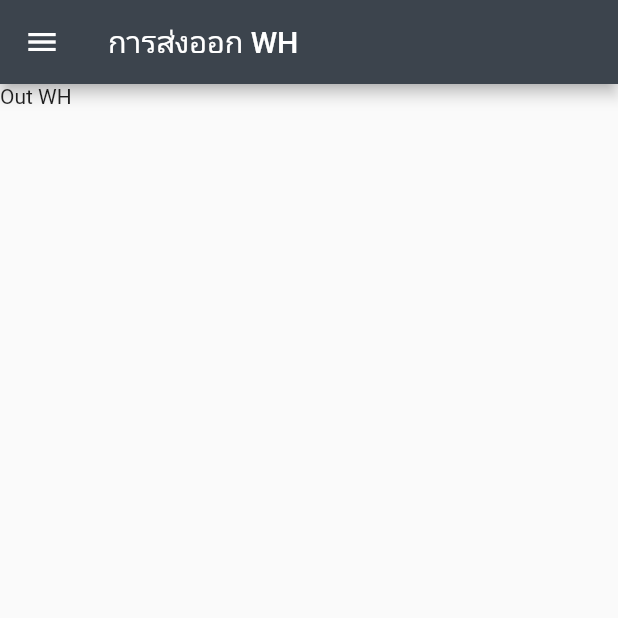
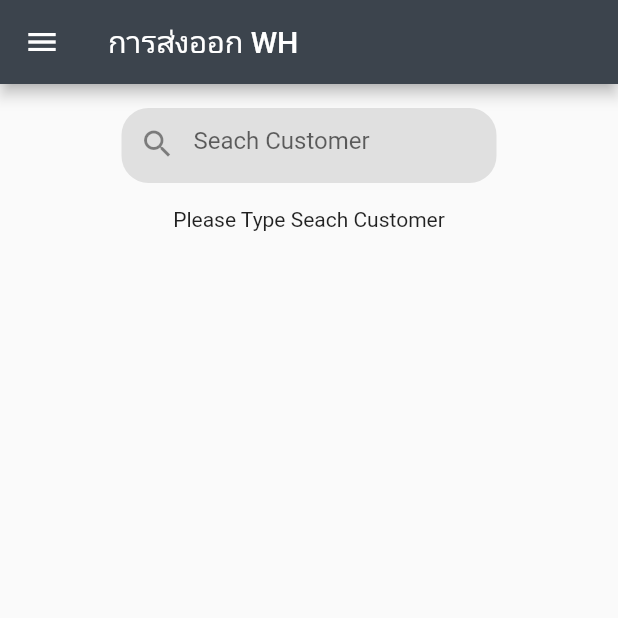
Before and after one commit to WsInforAO/Pakeaging, a Flutter app: the MainMenu screen opened directly, in the side drawer, after a tap on "การส่งออก WH", on a phone screen of 412 x 824 dp, the top half of it. Run offline on Flutter 3.47's test engine with Material 2 defaults, Android fonts, the phone set to English and light mode, and no system bars; our stand-ins replace dio, shared_preferences; accounts and stored records are empty.

Commit message:
finish 29Nov

```diff
--- a/lib/state/page/out_wh.dart
+++ b/lib/state/page/out_wh.dart
@@ -1,4 +1,5 @@
 import 'package:flutter/material.dart';
+import 'package:nskwhs/utility/my_style.dart';
 
 class OutWH extends StatefulWidget {
   @override
@@ -6,10 +7,53 @@ class OutWH extends StatefulWidget {
 }
 
 class _OutWHState extends State<OutWH> {
+  List<String> resultSeachs = List();
+
+  @override
+  void initState() {
+    // TODO: implement initState
+    super.initState();
+    readDataFromServer();
+  }
+
+  Future<Null> readDataFromServer() async {
+
+  }
+
   @override
   Widget build(BuildContext context) {
     return Scaffold(
-      body: Text('Out WH'),
+      body: Column(
+        children: [
+          buildTextFieldSeach(),
+          buildResultSeach(),
+        ],
+      ),
+    );
+  }
+
+  Widget buildResultSeach() => Text('Please Type Seach Customer');
+
+  Widget buildTextFieldSeach() {
+    return Row(
+      mainAxisAlignment: MainAxisAlignment.center,
+      children: [
+        Container(
+          margin: EdgeInsets.all(16),
+          width: 250,
+          height: 50,
+          decoration: MyStyle().bixDecarationTextField2(),
+          child: TextField(
+            decoration: InputDecoration(
+              hintText: 'Seach Customer',
+              prefixIcon: Icon(
+                Icons.search,
+              ),
+              border: InputBorder.none,
+            ),
+          ),
+        ),
+      ],
     );
   }
 }
--- a/lib/utility/my_constant.dart
+++ b/lib/utility/my_constant.dart
@@ -4,7 +4,7 @@ import 'package:nskwhs/state/storing.dart';
 import 'package:nskwhs/state/supplying.dart';
 
 class MyConstant {
-  String domain = 'https://8dbe381689f1.ngrok.io';
+  String domain = 'https://9ed2619cc439.ngrok.io';
   List<String> titleMenus = ['RECIEVING', 'STORING', 'SUPPLYING'];
   List<IconData> iconMenus = [Icons.filter_1, Icons.filter_2, Icons.filter_3];
   List<Widget> currentWidgets = [Recieving(), Storing(), Supplying()];
--- a/lib/utility/my_style.dart
+++ b/lib/utility/my_style.dart
@@ -22,6 +22,10 @@ class MyStyle {
   BoxDecoration bixDecarationTextField() {
     return BoxDecoration(color: Colors.white);
   }
+  BoxDecoration bixDecarationTextField2() {
+    return BoxDecoration(color: Colors.grey.shade300,
+    borderRadius: BorderRadius.circular(18));
+  }
 
   TextStyle titleH1() {
     return TextStyle(
--- a/pubspec.yaml
+++ b/pubspec.yaml
@@ -30,6 +30,7 @@ dependencies:
   cupertino_icons: ^1.0.0
   dio: ^3.0.10
   shared_preferences: ^0.5.12+4
+  crypto: ^2.1.5
 
 dev_dependencies:
   flutter_test:
```
Also changed, not shown: lib/state/login.dart (+23 -15 lines), pubspec.lock.
